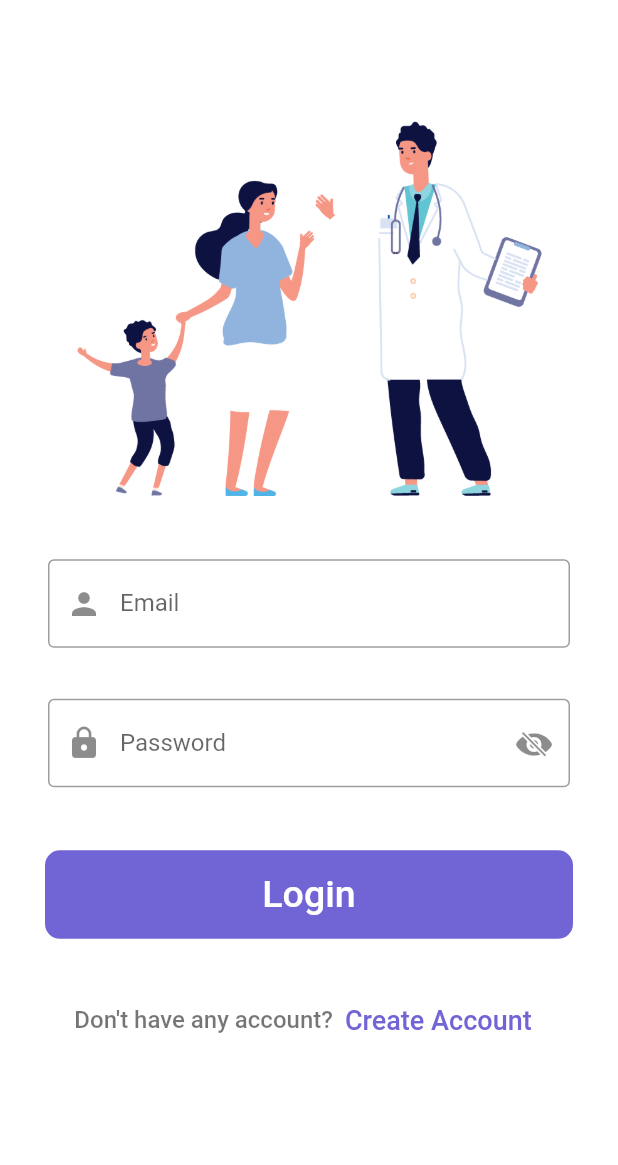
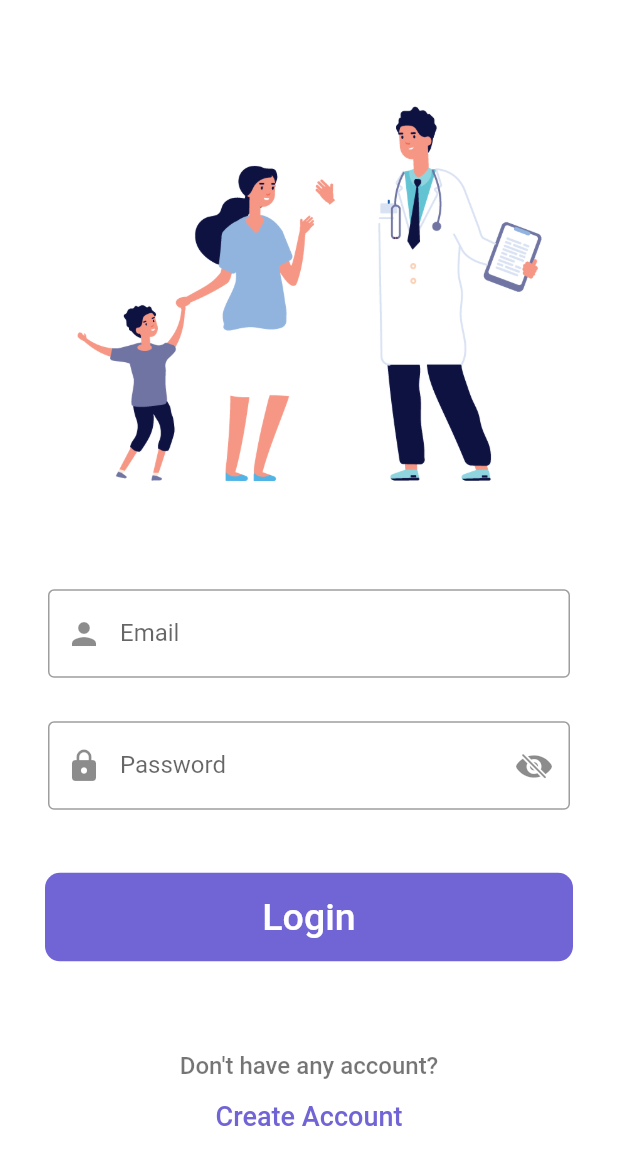
Before and after one commit to Mohamed-Oulkadi/mydoc, a Flutter app: the screen it shows after launch, after a tap on "Get Started", on a phone screen of 412 x 824 dp. Shown: the top 1165 px of the screen. Run offline on Flutter 3.47's test engine with Material 2 defaults, Android fonts, the phone set to English and light mode, and no system bars; our stand-ins replace dio, flutter_holo_date_picker, flutter_svg, font_awesome_flutter, image_picker, lottie and 3 more; missing offline and left inert: custom_clippers; network calls fail.

Commit message:
improve styling & UX

```diff
--- a/lib/screens/auth/login_screen.dart
+++ b/lib/screens/auth/login_screen.dart
@@ -68,15 +68,14 @@ class _LoginScreenState extends State<LoginScreen> {
             key: _formKey,
             child: Column(
               children: [
-                const SizedBox(height: 10),
                 _buildImage(),
-                const SizedBox(height: 10),
+                const SizedBox(height: 40),
                 _buildEmailField(),
-                const SizedBox(height: 10),
+                const SizedBox(height: 5),
                 _buildPasswordField(),
                 const SizedBox(height: 20),
                 _buildLoginButton(),
-                const SizedBox(height: 20),
+                const SizedBox(height: 50),
                 _buildCreateAccountButton(context),
               ],
             ),
@@ -170,7 +169,7 @@ class _LoginScreenState extends State<LoginScreen> {
   }
 
   Widget _buildCreateAccountButton(BuildContext context) {
-    return Row(
+    return Column(
       mainAxisAlignment: MainAxisAlignment.center,
       children: [
         const Text(
--- a/lib/screens/auth/welcome_screen.dart
+++ b/lib/screens/auth/welcome_screen.dart
@@ -11,7 +11,7 @@ class WelcomeScreen extends StatelessWidget {
         child: Column(
           mainAxisAlignment: MainAxisAlignment.center,
           children: [
-            const SizedBox(height: 100),
+            const SizedBox(height: 50),
             Padding(
               padding: const EdgeInsets.all(20),
               child: Image.asset("images/doctors.png"),
@@ -21,13 +21,13 @@ class WelcomeScreen extends StatelessWidget {
               "Doctors Appointment",
               style: TextStyle(
                 color: Color(0xFF7165D6),
-                fontSize: 30,
-                fontWeight: FontWeight.w500,
+                fontSize: 25,
+                fontWeight: FontWeight.bold,
                 letterSpacing: 1,
                 wordSpacing: 2,
               ),
             ),
-            const SizedBox(height: 10),
+            const SizedBox(height: 30),
             const Text(
               "Appoint Your Doctor",
               style: TextStyle(
@@ -45,7 +45,7 @@ class WelcomeScreen extends StatelessWidget {
                   borderRadius: BorderRadius.circular(10),
                   child: InkWell(
                     onTap: () {
-                      Navigator.pushNamed(context, '/login');
+                      Navigator.pushReplacementNamed(context, '/login');
                     },
                     child: const Padding(
                       padding:
--- a/lib/screens/patient/home_screen.dart
+++ b/lib/screens/patient/home_screen.dart
@@ -138,9 +138,10 @@ class DoctorsBuilder extends StatelessWidget {
                 gridDelegate: const SliverGridDelegateWithFixedCrossAxisCount(
                   crossAxisCount: 2,
                 ),
+                physics: const BouncingScrollPhysics(
+                    parent: AlwaysScrollableScrollPhysics()),
                 itemCount: snapshot.data.length,
                 shrinkWrap: true,
-                physics: const NeverScrollableScrollPhysics(),
                 itemBuilder: (context, index) {
                   return InkWell(
                     onTap: () => showScreen(context, '/appointments'),
--- a/lib/widgets/patient_navbar_roots.dart
+++ b/lib/widgets/patient_navbar_roots.dart
@@ -27,7 +27,7 @@ class NavBarRootsState extends State<NavBarRoots> {
       backgroundColor: Colors.white,
       body: _screens[_selectedIndex],
       bottomNavigationBar: SizedBox(
-        height: 80,
+        height: MediaQuery.of(context).size.height * 0.09,
         child: BottomNavigationBar(
           backgroundColor: Colors.white,
           type: BottomNavigationBarType.fixed,
```
Also changed, not shown: lib/providers/validators.dart (+8 -4 lines), lib/screens/auth/signup_screen.dart (+3 -8 lines).
